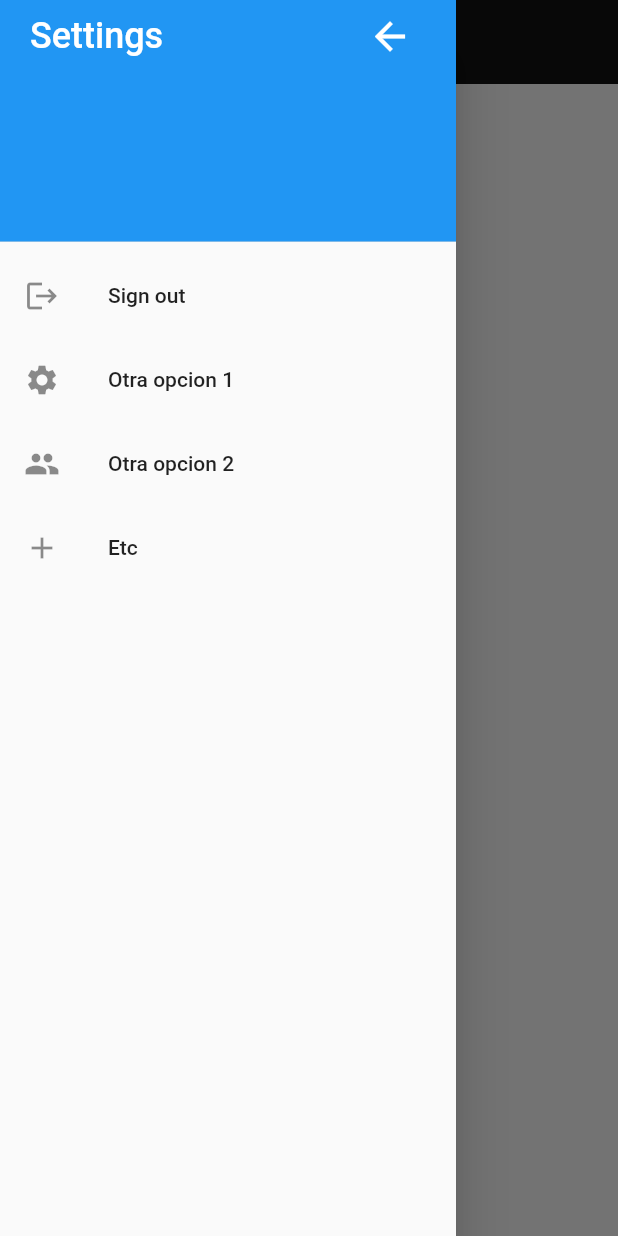
After one commit to williamtift/twitter_copycat, a Flutter app: the screen it shows once a user with an empty profile is signed in, with the side drawer open, on a phone screen of 412 x 824 dp. The commit adds this screen. Run offline on Flutter 3.47's test engine with Material 2 defaults, Android fonts, the phone set to English and light mode, and no system bars; our stand-ins replace cloud_firestore, firebase_auth, firebase_core, font_awesome_flutter; accounts and stored records are empty.

Commit message:
Primer intento del homeScreen creado, luego de crear un usuario o loguearse automaticmanete se lo lleva al homescreen el cual tiene un drawer para salir de sesion

```diff
--- a/twitter_copycat/lib/main.dart
+++ b/twitter_copycat/lib/main.dart
@@ -1,5 +1,4 @@
 import 'package:flutter/material.dart';
-import 'src/logica.dart';
 import 'src/logica.dart';
 import 'src/colores.dart';
 import 'src/screens/initial_screen.dart';
@@ -27,11 +26,7 @@ class App extends StatelessWidget {
           colorScheme: ColorScheme.fromSwatch().copyWith(
         primary: colorImagenPrueba,
       )),
-      home: Consumer<ApplicationState>(
-        builder: (context, appState, _) => InitialScreen(
-          createAccount: appState.createAccount,
-        ),
-      ),
+      home: const InitialScreen(),
     );
   }
 }
--- /dev/null
+++ b/twitter_copycat/lib/src/screens/home_screen.dart
@@ -0,0 +1,105 @@
+import 'package:flutter/material.dart';
+import 'package:font_awesome_flutter/font_awesome_flutter.dart';
+import '../datatypes.dart';
+
+class HomeScreen extends StatefulWidget {
+  const HomeScreen(
+      {Key? key,
+      required this.usuario,
+      required this.publicarTweet,
+      required this.signOut})
+      : super(key: key);
+
+  final DtUsuario usuario;
+  final void Function(
+    String tweet,
+  ) publicarTweet;
+  final void Function() signOut;
+
+  @override
+  _HomeScreenState createState() => _HomeScreenState();
+}
+
+class _HomeScreenState extends State<HomeScreen> {
+  List<Widget> _generarOpcionesDrawer() {
+    return <Widget>[
+      ListTile(
+        leading: Icon(Icons.logout),
+        title: Text('Sign out'),
+        onTap: () {
+          widget.signOut();
+        },
+      ),
+      ListTile(
+        leading: Icon(Icons.settings),
+        title: Text('Otra opcion 1'),
+        onTap: () {},
+      ),
+      ListTile(
+        leading: Icon(Icons.group),
+        title: Text('Otra opcion 2'),
+        onTap: () {},
+      ),
+      ListTile(
+        leading: Icon(Icons.add),
+        title: Text('Etc'),
+        onTap: () {},
+      ),
+    ];
+  }
+
+  @override
+  Widget build(BuildContext context) {
+    return Scaffold(
+        appBar: AppBar(
+          elevation: 0,
+          title: FaIcon(FontAwesomeIcons.twitter,
+              color: Colors.blueAccent, size: 35),
+        ),
+        //Drawer
+        drawer: Drawer(
+          child: ListView(
+            padding: EdgeInsets.zero,
+            children: <Widget>[
+                  DrawerHeader(
+                    padding: const EdgeInsets.symmetric(horizontal: 20),
+                    decoration: BoxDecoration(
+                      color: Theme.of(context).primaryColor,
+                    ),
+                    child: Column(children: [
+                      Row(
+                        mainAxisAlignment: MainAxisAlignment.spaceBetween,
+                        children: [
+                          const Text(
+                            'Settings',
+                            style: TextStyle(
+                              color: Colors.white,
+                              fontSize: 24,
+                            ),
+                          ),
+                          IconButton(
+                            onPressed: () => {
+                              Navigator.of(context).pop(),
+                            },
+                            iconSize: 30.0,
+                            icon: const Icon(
+                              Icons.arrow_back,
+                              color: Colors.white,
+                            ),
+                          ),
+                        ],
+                      ),
+                    ]),
+                  ),
+                ] +
+                _generarOpcionesDrawer(),
+          ),
+        ),
+        body: ListView(
+          padding: const EdgeInsets.all(10),
+          children: <Widget>[
+            Text("Hola"),
+          ],
+        ));
+  }
+}
--- a/twitter_copycat/lib/src/screens/initial_screen.dart
+++ b/twitter_copycat/lib/src/screens/initial_screen.dart
@@ -3,25 +3,16 @@ import 'package:font_awesome_flutter/font_awesome_flutter.dart';
 import 'package:twitter_copycat/src/colores.dart';
 import 'package:twitter_copycat/src/widgets.dart';
 import '../logica.dart';
-import '../datatypes.dart';
 import 'crear_cuenta_screen.dart';
 import 'log_in_screen.dart';
+import 'home_screen.dart';
 
 import 'package:provider/provider.dart';
-import '../../firebase_options.dart';
 
 class InitialScreen extends StatefulWidget {
   const InitialScreen({
     Key? key,
-    required this.createAccount,
   }) : super(key: key);
-
-  final void Function(
-    DtUsuario usuario,
-    String password,
-    void Function(Exception e) error,
-    BuildContext context,
-  ) createAccount;
 
   @override
   _InitialScreenState createState() => _InitialScreenState();
@@ -56,6 +47,10 @@ class _InitialScreenState extends State<InitialScreen> {
 
   @override
   Widget build(BuildContext context) {
+    return Consumer<ApplicationState>(builder: (context, appState, _) {
+      if (appState.usuario != null) {
+        return HomeScreen(usuario: appState.usuario!, publicarTweet: appState.publicarTweet, signOut: appState.signOut);
+      } else {
         return Scaffold(
             appBar: AppBar(
               elevation: 0,
@@ -65,10 +60,14 @@ class _InitialScreenState extends State<InitialScreen> {
             backgroundColor: Color.fromRGBO(18, 18, 18, 1),
             body: Column(
               children: [
-            TextoInitialScreen("See what's happening in the world right now."),
-            BloqueDeBotones(crearCuenta: _crearCuenta, iniciarSesion: _iniciarSesion),
+                TextoInitialScreen(
+                    "See what's happening in the world right now."),
+                BloqueDeBotones(
+                    crearCuenta: _crearCuenta, iniciarSesion: _iniciarSesion),
               ],
             ));
+      }
+    });
   }
 }
 
@@ -153,9 +152,10 @@ class BloqueDeBotones extends StatelessWidget {
                 style: TextStyle(color: colorGrisDeImagenPrueba),
               ),
               GestureDetector(
-                  child: Text(" Log in",
-                      style: TextStyle(color: Colors.blueAccent)),
-                  onTap: () => iniciarSesion(),),
+                child:
+                    Text(" Log in", style: TextStyle(color: Colors.blueAccent)),
+                onTap: () => iniciarSesion(),
+              ),
             ])),
       ],
     );
```
Also changed, not shown: twitter_copycat/lib/src/logica.dart (+35 -2 lines). Lines whose indentation alone changed are shown as unchanged.
